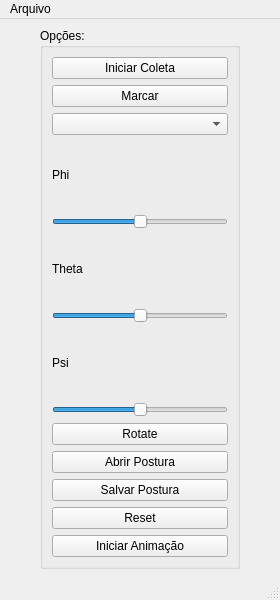
Before: the Qt Designer form Software/Python Framework/gui/mainwindow.ui in italogsfernandes/rastreamento-inercial, drawn with Qt 5.
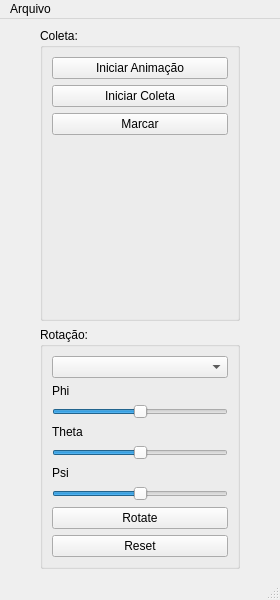
After: the same form once the commit is applied.

Commit message: open and close postures

```diff
--- a/Software/Python Framework/gui/mainwindow.ui
+++ b/Software/Python Framework/gui/mainwindow.ui
@@ -19,6 +19,49 @@
      <layout class="QHBoxLayout" name="mbly">
       <item>
        <layout class="QVBoxLayout" name="verticalLayout_2">
+        <item>
+         <widget class="QGroupBox" name="ColetaGroup">
+          <property name="title">
+           <string>Coleta:</string>
+          </property>
+          <layout class="QVBoxLayout" name="verticalLayout_5">
+           <item>
+            <widget class="QPushButton" name="btnAnimation">
+             <property name="text">
+              <string>Iniciar Animação</string>
+             </property>
+            </widget>
+           </item>
+           <item>
+            <widget class="QPushButton" name="btnColeta">
+             <property name="text">
+              <string>Iniciar Coleta</string>
+             </property>
+            </widget>
+           </item>
+           <item>
+            <widget class="QPushButton" name="btnMarcar">
+             <property name="text">
+              <string>Marcar</string>
+             </property>
+            </widget>
+           </item>
+           <item>
+            <spacer name="verticalSpacer">
+             <property name="orientation">
+              <enum>Qt::Vertical</enum>
+             </property>
+             <property name="sizeHint" stdset="0">
+              <size>
+               <width>20</width>
+               <height>40</height>
+              </size>
+             </property>
+            </spacer>
+           </item>
+          </layout>
+         </widget>
+        </item>
         <item>
          <widget class="QGroupBox" name="groupBox">
           <property name="maximumSize">
@@ -28,23 +71,9 @@
            </size>
           </property>
           <property name="title">
-           <string>Opções:</string>
+           <string>Rotação:</string>
           </property>
           <layout class="QVBoxLayout" name="verticalLayout">
-           <item>
-            <widget class="QPushButton" name="btnColeta">
-             <property name="text">
-              <string>Iniciar Coleta</string>
-             </property>
-            </widget>
-           </item>
-           <item>
-            <widget class="QPushButton" name="btnMarcar">
-             <property name="text">
-              <string>Marcar</string>
-             </property>
-            </widget>
-           </item>
            <item>
             <widget class="QComboBox" name="cbJointNames">
              <property name="maximumSize">
@@ -131,26 +160,6 @@
              </property>
             </widget>
            </item>
-           <item>
-            <widget class="QPushButton" name="btnOpenPostura">
-             <property name="maximumSize">
-              <size>
-               <width>200</width>
-               <height>16777215</height>
-              </size>
-             </property>
-             <property name="text">
-              <string>Abrir Postura</string>
-             </property>
-            </widget>
-           </item>
-           <item>
-            <widget class="QPushButton" name="btnSavePostura">
-             <property name="text">
-              <string>Salvar Postura</string>
-             </property>
-            </widget>
-           </item>
            <item>
             <widget class="QPushButton" name="btnReset">
              <property name="maximumSize">
@@ -164,19 +173,6 @@
              </property>
             </widget>
            </item>
-           <item>
-            <widget class="QPushButton" name="btnAnimation">
-             <property name="maximumSize">
-              <size>
-               <width>200</width>
-               <height>16777215</height>
-              </size>
-             </property>
-             <property name="text">
-              <string>Iniciar Animação</string>
-             </property>
-            </widget>
-           </item>
           </layout>
          </widget>
         </item>
```
The commit also changes 3 other files.
